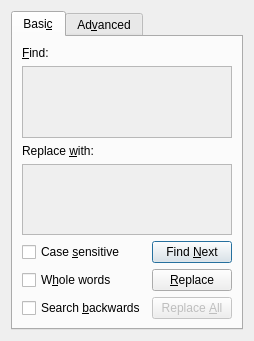
This is src/frontends/qt4/ui/FindAndReplaceUi.ui in cburschka/lyx as Qt 5 draws it before an edit. The edited form follows.
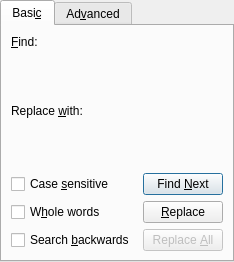
This is the edited form. Custom widgets are drawn as their Qt base class.

Commit message: hopefully fix the (re)sizing of the adv search/replace

What changed in the file:
```diff
--- a/src/frontends/qt4/ui/FindAndReplaceUi.ui
+++ b/src/frontends/qt4/ui/FindAndReplaceUi.ui
@@ -1,54 +1,21 @@
 <ui version="4.0">
  <class>FindAndReplaceUi</class>
- <widget class="QWidget" name="FindAndReplaceUi">
+ <widget class="QTabWidget" name="FindAndReplaceUi">
   <property name="geometry">
    <rect>
     <x>0</x>
     <y>0</y>
-    <width>247</width>
-    <height>341</height>
+    <width>234</width>
+    <height>262</height>
    </rect>
   </property>
   <property name="windowTitle">
-   <string>Find LyX Text</string>
-  </property>
-  <property name="toolTip">
-   <string/>
-  </property>
-  <layout class="QGridLayout" name="gridLayout_4">
-   <item row="0" column="0">
-    <widget class="QTabWidget" name="tabWidget">
-     <property name="focusPolicy">
-      <enum>Qt::NoFocus</enum>
-     </property>
-     <property name="toolTip">
-      <string/>
-     </property>
-     <property name="statusTip">
-      <string/>
-     </property>
-     <property name="autoFillBackground">
-      <bool>false</bool>
+   <string>TabWidget</string>
      </property>
      <property name="currentIndex">
       <number>0</number>
      </property>
-     <widget class="QWidget" name="BasicTab">
-      <property name="sizePolicy">
-       <sizepolicy hsizetype="Preferred" vsizetype="Expanding">
-        <horstretch>0</horstretch>
-        <verstretch>0</verstretch>
-       </sizepolicy>
-      </property>
-      <property name="focusPolicy">
-       <enum>Qt::NoFocus</enum>
-      </property>
-      <property name="toolTip">
-       <string/>
-      </property>
-      <property name="statusTip">
-       <string/>
-      </property>
+  <widget class="QWidget" name="basicTab">
       <attribute name="title">
        <string>Basi&amp;c</string>
       </attribute>
@@ -64,20 +31,13 @@
         </widget>
        </item>
        <item row="1" column="0" colspan="2">
-        <widget class="lyx::frontend::EmbeddedWorkArea" name="find_work_area_">
-         <property name="toolTip">
-          <string>Enter the text to search for in this full-featured LyX editing area</string>
-         </property>
-         <widget class="QWidget" name="find_scroll_area_">
-          <property name="geometry">
-           <rect>
-            <x>0</x>
-            <y>0</y>
-            <width>192</width>
-            <height>57</height>
-           </rect>
-          </property>
-         </widget>
+     <widget class="lyx::frontend::EmbeddedWorkArea" name="find_work_area_" native="true">
+      <property name="sizePolicy">
+       <sizepolicy hsizetype="MinimumExpanding" vsizetype="MinimumExpanding">
+        <horstretch>0</horstretch>
+        <verstretch>0</verstretch>
+       </sizepolicy>
+      </property>
         </widget>
        </item>
        <item row="2" column="0">
@@ -91,20 +51,13 @@
         </widget>
        </item>
        <item row="3" column="0" colspan="2">
-        <widget class="lyx::frontend::EmbeddedWorkArea" name="replace_work_area_">
-         <property name="toolTip">
-          <string>Enter the text to replace in this full-featured LyX editing area</string>
-         </property>
-         <widget class="QWidget" name="replace_scroll_area_">
-          <property name="geometry">
-           <rect>
-            <x>0</x>
-            <y>0</y>
-            <width>202</width>
-            <height>57</height>
-           </rect>
-          </property>
-         </widget>
+     <widget class="lyx::frontend::EmbeddedWorkArea" name="replace_work_area_" native="true">
+      <property name="sizePolicy">
+       <sizepolicy hsizetype="MinimumExpanding" vsizetype="MinimumExpanding">
+        <horstretch>0</horstretch>
+        <verstretch>0</verstretch>
+       </sizepolicy>
+      </property>
         </widget>
        </item>
        <item row="4" column="0">
@@ -187,19 +140,7 @@
        </item>
       </layout>
      </widget>
-     <widget class="QWidget" name="AdvancedTab">
-      <property name="sizePolicy">
-       <sizepolicy hsizetype="Expanding" vsizetype="Expanding">
-        <horstretch>0</horstretch>
-        <verstretch>0</verstretch>
-       </sizepolicy>
-      </property>
-      <property name="toolTip">
-       <string/>
-      </property>
-      <property name="statusTip">
-       <string/>
-      </property>
+  <widget class="QWidget" name="advancedTab">
       <attribute name="title">
        <string>Ad&amp;vanced</string>
       </attribute>
@@ -354,14 +295,11 @@
       </layout>
      </widget>
     </widget>
-   </item>
-  </layout>
- </widget>
  <customwidgets>
   <customwidget>
    <class>lyx::frontend::EmbeddedWorkArea</class>
-   <extends>QScrollArea</extends>
-   <header location="global">GuiWorkArea.h</header>
+   <extends>QWidget</extends>
+   <header>GuiWorkArea.h</header>
    <container>1</container>
   </customwidget>
  </customwidgets>
```
Left out of the diff: 9 changed lines with no effect on the pictures. Lines whose indentation alone changed are shown as unchanged. The commit also changes 1 other file.
